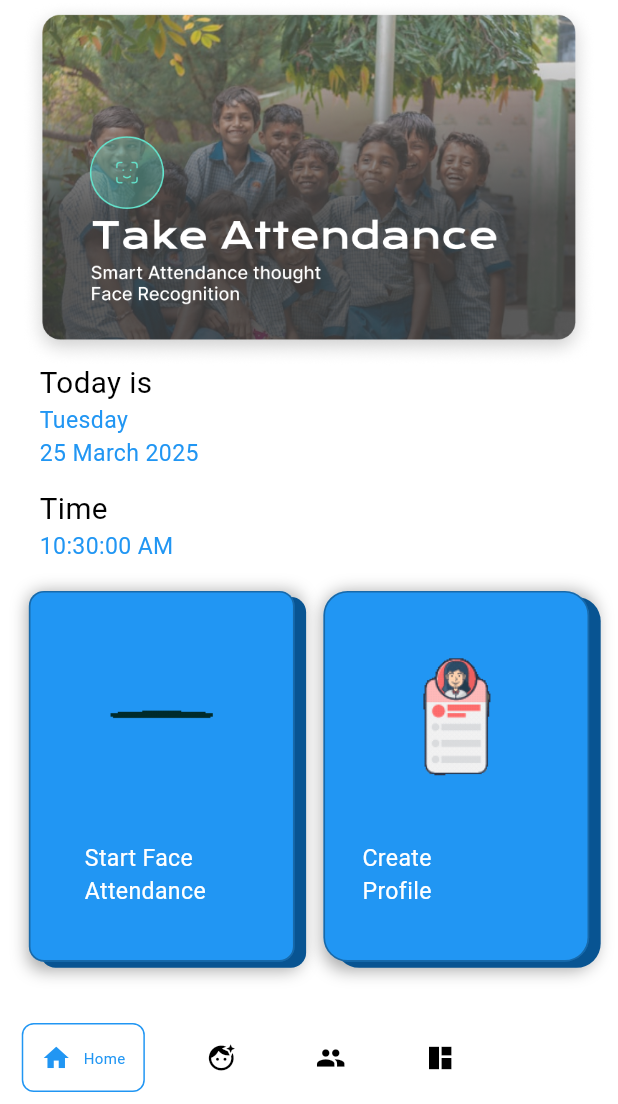
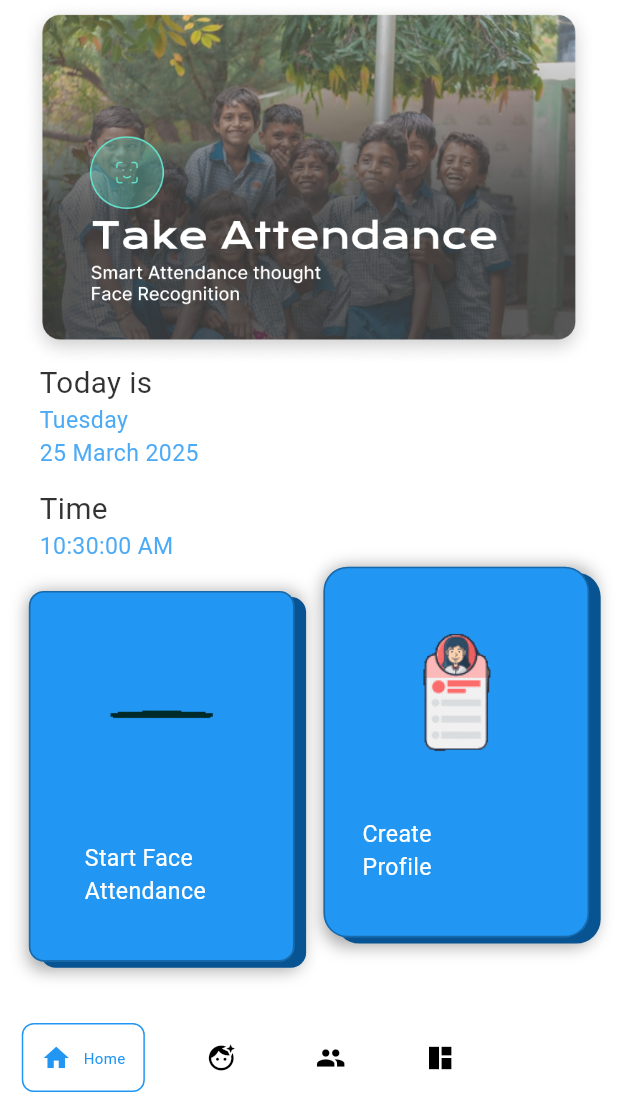
Before and after one commit to Hammadyousaf1/AttendEase, a Flutter app: the first screen one second after launch, on a phone screen of 412 x 824 dp, the part 132-1236 px from its top. Run offline on Flutter 3.47's test engine with Material 3 defaults, Android fonts, the phone set to English and light mode, and no system bars; drawn by our look-alikes of carousel_slider, google_nav_bar; our stand-ins replace camera, flutter_screenutil, google_fonts, supabase_flutter; missing offline and left inert: google_mlkit_face_detection; accounts and stored records are empty.

Commit message:
by mujeeb

```diff
--- /dev/null
+++ b/ae/flutter_launcher_icons.yaml
@@ -0,0 +1,17 @@
+# flutter pub run flutter_launcher_icons
+flutter_launcher_icons:
+  image_path: "assets/logo5.png"
+
+  android: "launcher_icon"
+  # image_path_android: "assets/icon/icon.png"
+  min_sdk_android: 21 # android min sdk min:16, default 21
+  # adaptive_icon_background: "assets/icon/background.png"
+  # adaptive_icon_foreground: "assets/icon/foreground.png"
+  # adaptive_icon_monochrome: "assets/icon/monochrome.png"
+
+  ios: true
+  # image_path_ios: "assets/icon/icon.png"
+  remove_alpha_channel_ios: true
+  # image_path_ios_dark_transparent: "assets/icon/icon_dark.png"
+  # image_path_ios_tinted_grayscale: "assets/icon/icon_tinted.png"
+  # desaturate_tinted_to_grayscale_ios: true
--- a/ae/lib/Home_Screen.dart
+++ b/ae/lib/Home_Screen.dart
@@ -17,6 +17,8 @@ class _HomeScreenState extends State<HomeScreen> with TickerProviderStateMixin {
   late Animation<Offset> animation;
   late AnimationController Controller2;
   late Animation<double> animation2;
+  late AnimationController Controller3;
+  late Animation<Offset> animation3;
 
   String currentime = '';
   @override
@@ -27,12 +29,18 @@ class _HomeScreenState extends State<HomeScreen> with TickerProviderStateMixin {
         vsync: this, duration: Duration(milliseconds: 1200));
     animation = Tween<Offset>(begin: Offset(0, 1), end: Offset.zero).animate(
         CurvedAnimation(parent: Controller, curve: Curves.easeOutBack));
+    Controller.forward();
     Controller2 = AnimationController(
         vsync: this, duration: Duration(milliseconds: 1000));
     animation2 = Tween<double>(begin: 0, end: 1).animate(Controller2);
     Controller2.forward();
-
-    Controller.forward();
+    Controller3 = AnimationController(
+      vsync: this,
+      duration: Duration(milliseconds: 1000),
+    );
+    animation3 = Tween<Offset>(begin: Offset(0, 1), end: Offset.zero).animate(
+        CurvedAnimation(parent: Controller3, curve: Curves.easeOutBack));
+    Controller3.forward();
     updateTime();
   }
 
@@ -106,38 +114,53 @@ class _HomeScreenState extends State<HomeScreen> with TickerProviderStateMixin {
               child: Column(
                 crossAxisAlignment: CrossAxisAlignment.start,
                 children: [
-                  Text(
+                  FadeTransition(
+                    opacity: animation2,
+                    child: Text(
                       'Today is',
                       style: TextStyle(
                           color: Theme.of(context).colorScheme.secondary,
                           fontSize: 18.sp),
                     ),
-                  Text(
+                  ),
+                  FadeTransition(
+                    opacity: animation2,
+                    child: Text(
                       DateFormat.EEEE().format(DateTime.now()),
                       style: TextStyle(
                           color: Theme.of(context).colorScheme.primary,
                           fontSize: 14.sp),
                     ),
-                  Text(
+                  ),
+                  FadeTransition(
+                    opacity: animation2,
+                    child: Text(
                       DateFormat('dd MMMM yyyy').format(DateTime.now()),
                       style: TextStyle(
                           color: Theme.of(context).colorScheme.primary,
                           fontSize: 14.sp),
                     ),
+                  ),
                   SizedBox(
                     height: 12.h,
                   ),
-                  Text(
+                  FadeTransition(
+                    opacity: animation2,
+                    child: Text(
                       'Time',
                       style: TextStyle(
                           color: Theme.of(context).colorScheme.secondary,
                           fontSize: 18.sp),
                     ),
-                  Text(
+                  ),
+                  FadeTransition(
+                    opacity: animation2,
+                    child: Text(
                       currentime,
                       style: TextStyle(
                           color: Theme.of(context).colorScheme.primary,
                           fontSize: 14.sp),
+                    ),
                   )
                 ],
               ),
@@ -209,6 +232,8 @@ class _HomeScreenState extends State<HomeScreen> with TickerProviderStateMixin {
                         MaterialPageRoute(
                             builder: (context) => Registrationscreen()));
                   },
+                  child: SlideTransition(
+                    position: animation3,
                     child: Container(
                         decoration: BoxDecoration(
                           color: Colors.blue,
@@ -254,6 +279,7 @@ class _HomeScreenState extends State<HomeScreen> with TickerProviderStateMixin {
                             )
                           ],
                         )),
+                  ),
                 )
               ],
             ),
--- a/ae/lib/main.dart
+++ b/ae/lib/main.dart
@@ -1,4 +1,3 @@
-
 import 'package:ae/Navigation_bar.dart';
 
 import 'package:flutter/material.dart';
--- a/ae/pubspec.yaml
+++ b/ae/pubspec.yaml
@@ -49,6 +49,7 @@ dependencies:
   flutter_screenutil: ^5.9.3
   carousel_slider: ^5.0.0
   google_nav_bar: ^5.0.7
+  flutter_launcher_icons: ^0.14.3
   #tflite_flutter_helper: ^0.1.3
 
 
```
Also changed, not shown: ae/pubspec.lock, 6 other files. Lines whose indentation alone changed are shown as unchanged.
